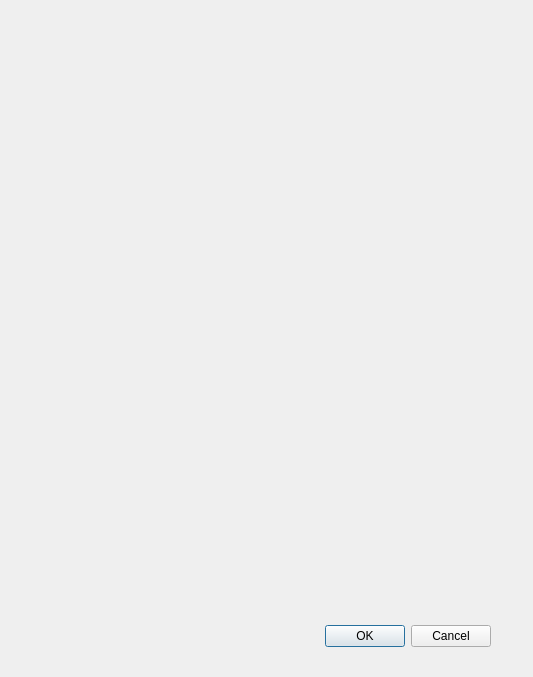
Above: eventset.ui from rao1219/qt-SON before the change. Below: the same form after it.
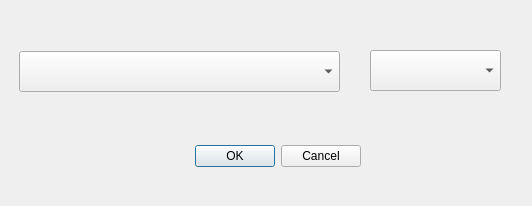
That is the form after the change.

Diff of the .ui file:
```diff
--- a/eventset.ui
+++ b/eventset.ui
@@ -6,8 +6,8 @@
    <rect>
     <x>0</x>
     <y>0</y>
-    <width>533</width>
-    <height>677</height>
+    <width>532</width>
+    <height>206</height>
    </rect>
   </property>
   <property name="windowTitle">
@@ -16,8 +16,8 @@
   <widget class="QDialogButtonBox" name="buttonBox">
    <property name="geometry">
     <rect>
-     <x>150</x>
-     <y>620</y>
+     <x>20</x>
+     <y>140</y>
      <width>341</width>
      <height>32</height>
     </rect>
@@ -29,6 +29,26 @@
     <set>QDialogButtonBox::Cancel|QDialogButtonBox::Ok</set>
    </property>
   </widget>
+  <widget class="QComboBox" name="comboBox">
+   <property name="geometry">
+    <rect>
+     <x>19</x>
+     <y>51</y>
+     <width>321</width>
+     <height>41</height>
+    </rect>
+   </property>
+  </widget>
+  <widget class="QComboBox" name="comboBox_2">
+   <property name="geometry">
+    <rect>
+     <x>370</x>
+     <y>50</y>
+     <width>131</width>
+     <height>41</height>
+    </rect>
+   </property>
+  </widget>
  </widget>
  <resources/>
  <connections>
```
